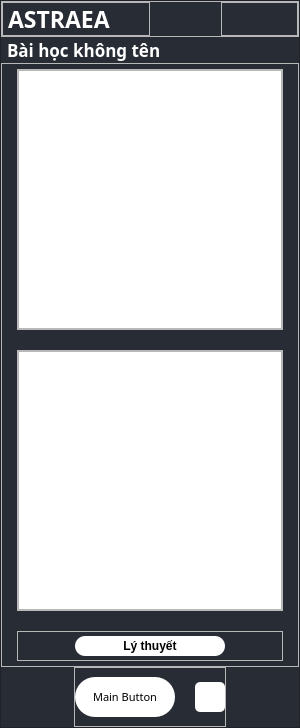
Before: the Qt Designer form UI_Files/ui_main.ui in hoangm960/Astraea, drawn with Qt 5.
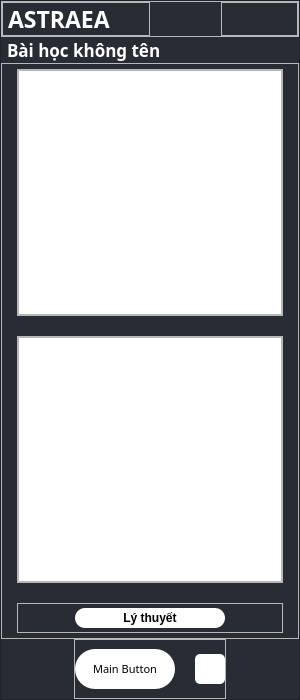
After: the same form once the commit is applied. Icons and pictures are not drawn.

What changed in the file:
```diff
--- a/UI_Files/ui_main.ui
+++ b/UI_Files/ui_main.ui
@@ -7,9 +7,15 @@
     <x>0</x>
     <y>0</y>
     <width>300</width>
-    <height>728</height>
+    <height>700</height>
    </rect>
   </property>
+  <property name="sizePolicy">
+   <sizepolicy hsizetype="Preferred" vsizetype="Preferred">
+    <horstretch>0</horstretch>
+    <verstretch>0</verstretch>
+   </sizepolicy>
+  </property>
   <property name="minimumSize">
    <size>
     <width>0</width>
@@ -26,6 +32,12 @@
    <string>MainWindow</string>
   </property>
   <widget class="QWidget" name="centralwidget">
+   <property name="sizePolicy">
+    <sizepolicy hsizetype="Preferred" vsizetype="Preferred">
+     <horstretch>0</horstretch>
+     <verstretch>0</verstretch>
+    </sizepolicy>
+   </property>
    <layout class="QVBoxLayout" name="verticalLayout">
     <property name="spacing">
      <number>0</number>
```
